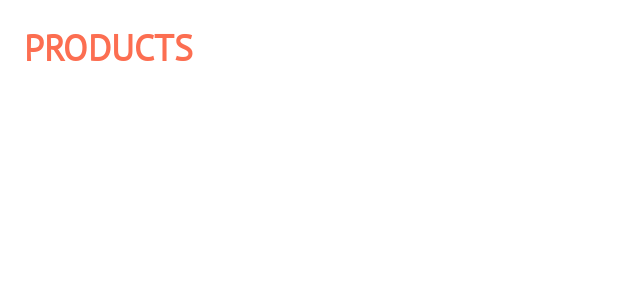
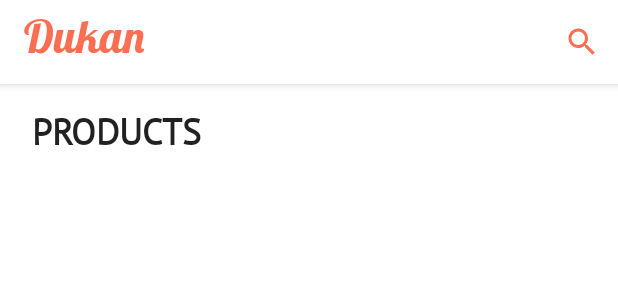
Before and after one commit to milanvthakor/dukan-app, an Android app: the layout activity_main.xml on its own in the app's theme, with its tools: preview values and no code run, on a phone screen of 412 x 824 dp. Shown: the top 300 px of the screen. Run offline under Robolectric (Android 15) with nearby library versions, the phone set to English and light mode, and no system bars.

Commit message:
Internship Day8:- Implement Search Functionality in RecyclerView.

```diff
--- /dev/null
+++ b/app/src/main/res/drawable/ic_baseline_search_24.xml
@@ -0,0 +1,5 @@
+<vector android:height="24dp" android:tint="#FC6E51"
+    android:viewportHeight="24" android:viewportWidth="24"
+    android:width="24dp" xmlns:android="http://schemas.android.com/apk/res/android">
+    <path android:fillColor="@android:color/white" android:pathData="M15.5,14h-0.79l-0.28,-0.27C15.41,12.59 16,11.11 16,9.5 16,5.91 13.09,3 9.5,3S3,5.91 3,9.5 5.91,16 9.5,16c1.61,0 3.09,-0.59 4.23,-1.57l0.27,0.28v0.79l5,4.99L20.49,19l-4.99,-5zM9.5,14C7.01,14 5,11.99 5,9.5S7.01,5 9.5,5 14,7.01 14,9.5 11.99,14 9.5,14z"/>
+</vector>
--- a/app/src/main/res/layout/activity_main.xml
+++ b/app/src/main/res/layout/activity_main.xml
@@ -1,43 +1,47 @@
 <?xml version="1.0" encoding="utf-8"?>
-<androidx.constraintlayout.widget.ConstraintLayout xmlns:android="http://schemas.android.com/apk/res/android"
+<androidx.coordinatorlayout.widget.CoordinatorLayout xmlns:android="http://schemas.android.com/apk/res/android"
     xmlns:app="http://schemas.android.com/apk/res-auto"
     xmlns:tools="http://schemas.android.com/tools"
     android:layout_width="match_parent"
     android:layout_height="match_parent"
-    android:padding="16dp"
     tools:context=".MainActivity">
+
+    <include
+        android:id="@+id/main_toolbar_layout"
+        layout="@layout/toolbar_main" />
 
     <androidx.core.widget.NestedScrollView
         android:layout_width="match_parent"
         android:layout_height="match_parent"
         android:clipToPadding="false"
-        android:fillViewport="true">
+        android:fillViewport="true"
+        android:padding="16dp"
+        app:layout_behavior="com.google.android.material.appbar.AppBarLayout$ScrollingViewBehavior">
 
         <RelativeLayout
             android:layout_width="match_parent"
             android:layout_height="wrap_content">
 
             <TextView
-                android:id="@+id/main_label"
+                android:id="@+id/products_label"
                 android:layout_width="match_parent"
                 android:layout_height="wrap_content"
-                android:elevation="5dp"
+                android:layout_marginStart="5dp"
                 android:text="@string/products"
                 android:textAllCaps="true"
-                android:textColor="@color/persimmon_500"
-                android:textSize="24sp"
+                android:textAppearance="@style/TextAppearance.AppCompat.Headline"
                 android:textStyle="bold" />
 
             <androidx.recyclerview.widget.RecyclerView
                 android:id="@+id/main_products"
                 android:layout_width="match_parent"
                 android:layout_height="match_parent"
-                android:layout_below="@id/main_label"
-                android:layout_marginTop="16dp"
+                android:layout_below="@id/products_label"
+                android:clipToPadding="false"
                 android:orientation="vertical"
                 android:overScrollMode="never"
                 app:layoutManager="androidx.recyclerview.widget.GridLayoutManager"
                 app:spanCount="2" />
         </RelativeLayout>
     </androidx.core.widget.NestedScrollView>
-</androidx.constraintlayout.widget.ConstraintLayout>
+</androidx.coordinatorlayout.widget.CoordinatorLayout>
--- /dev/null
+++ b/app/src/main/res/layout/toolbar_main.xml
@@ -0,0 +1,17 @@
+<?xml version="1.0" encoding="utf-8"?>
+<com.google.android.material.appbar.AppBarLayout xmlns:android="http://schemas.android.com/apk/res/android"
+    xmlns:app="http://schemas.android.com/apk/res-auto"
+    android:layout_width="match_parent"
+    android:layout_height="wrap_content">
+
+    <androidx.appcompat.widget.Toolbar
+        android:id="@+id/main_toolbar"
+        style="@style/Theme.AppCompat.DayNight.DarkActionBar"
+        android:layout_width="match_parent"
+        android:layout_height="?attr/actionBarSize"
+        android:background="?attr/colorSurface"
+        app:menu="@menu/main_menu"
+        app:title="@string/app_name"
+        app:titleTextAppearance="@style/Theme.Dukan.AppName.Toolbar"
+        app:titleTextColor="@color/persimmon_500" />
+</com.google.android.material.appbar.AppBarLayout>
--- /dev/null
+++ b/app/src/main/res/menu/main_menu.xml
@@ -0,0 +1,11 @@
+<?xml version="1.0" encoding="utf-8"?>
+<menu xmlns:android="http://schemas.android.com/apk/res/android"
+    xmlns:app="http://schemas.android.com/apk/res-auto">
+
+    <item
+        android:id="@+id/search"
+        android:icon="@drawable/ic_baseline_search_24"
+        android:title="@string/search"
+        app:actionViewClass="androidx.appcompat.widget.SearchView"
+        app:showAsAction="always|collapseActionView" />
+</menu>
--- a/app/src/main/res/values-night/themes.xml
+++ b/app/src/main/res/values-night/themes.xml
@@ -10,7 +10,9 @@
         <item name="colorSecondaryVariant">@color/teal_200</item>
         <item name="colorOnSecondary">@color/black</item>
         <!-- Status bar color. -->
-        <item name="android:statusBarColor" tools:targetApi="l">?attr/colorSurface</item>
+        <item name="android:statusBarColor" tools:targetApi="l">@android:color/black</item>
         <!-- Customize your theme here. -->
+        <!-- Remove Search View Hint Icon -->
+        <item name="searchViewStyle">@style/SearchView</item>
     </style>
 </resources>
--- a/app/src/main/res/values/strings.xml
+++ b/app/src/main/res/values/strings.xml
@@ -22,6 +22,7 @@
     <string name="name">Name</string>
     <string name="city">City</string>
     <string name="products">Products</string>
+    <string name="search">Search</string>
 
     <!-- Custom font list of the application -->
     <array name="preloaded_fonts" translatable="false">
--- a/app/src/main/res/values/themes.xml
+++ b/app/src/main/res/values/themes.xml
@@ -10,12 +10,14 @@
         <item name="colorSecondaryVariant">@color/teal_700</item>
         <item name="colorOnSecondary">@color/black</item>
         <!-- Status bar color. -->
-        <item name="android:statusBarColor" tools:targetApi="l">?attr/colorSurface</item>
+        <item name="android:statusBarColor" tools:targetApi="l">@android:color/transparent</item>
         <!-- Customize your theme here. -->
         <item name="android:fontFamily">@font/pt_sans_regular</item>
         <item name="android:windowContentTransitions">true</item>
         <!-- Make status bar icons light for the api level from 23 onwards -->
         <item name="android:windowLightStatusBar" tools:targetApi="m">true</item>
+        <!-- Remove Search View Hint Icon -->
+        <item name="searchViewStyle">@style/SearchView</item>
     </style>
 
     <!-- Theme for activity with no action bar or toolbar -->
@@ -30,9 +32,17 @@
         <item name="android:textSize">60sp</item>
     </style>
 
+    <style name="Theme.Dukan.AppName.Toolbar">
+        <item name="android:textSize">30sp</item>
+    </style>
+
     <style name="Theme.Dukan.TextView_Button">
         <item name="android:textAllCaps">true</item>
         <item name="android:clickable">true</item>
         <item name="android:focusable">true</item>
     </style>
+
+    <style name="SearchView" parent="Widget.AppCompat.Light.SearchView">
+        <item name="searchHintIcon">@null</item>
+    </style>
 </resources>
```
Also changed, not shown: app/src/main/java/com/milan/dukan/MainActivity.java (+42 -1 lines), app/src/main/java/com/milan/dukan/adapters/ProductRecyclerAdapter.java (+44 -3 lines), app/src/main/res/layout/layout_product_list_item.xml (+8 -3 lines).
